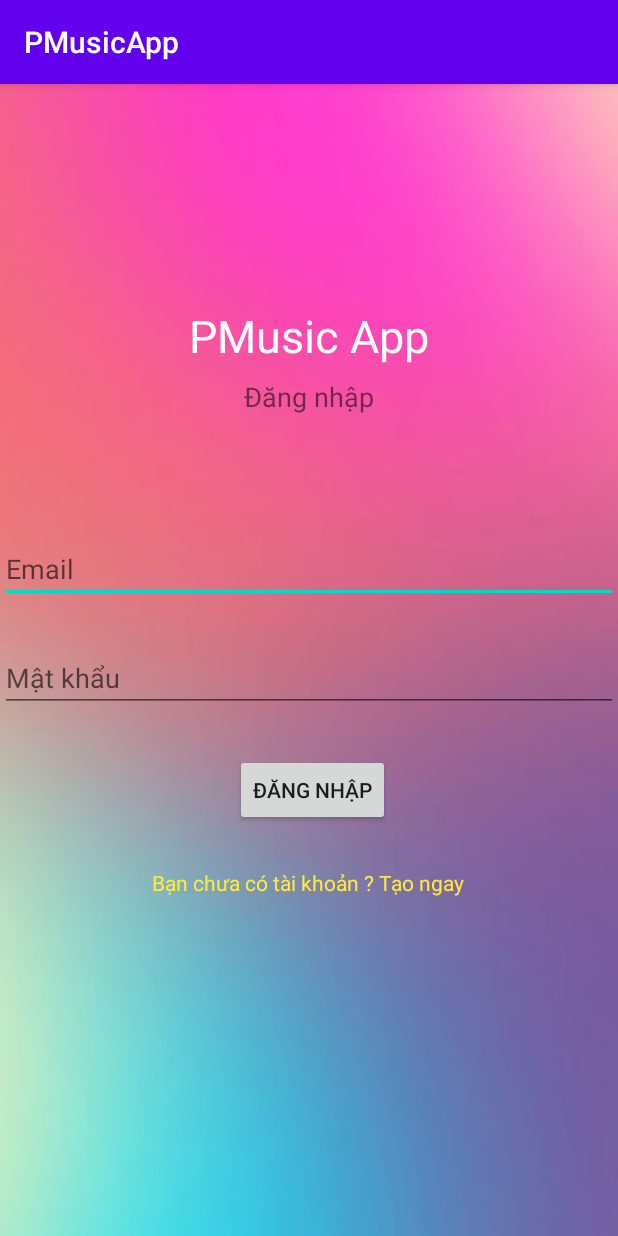
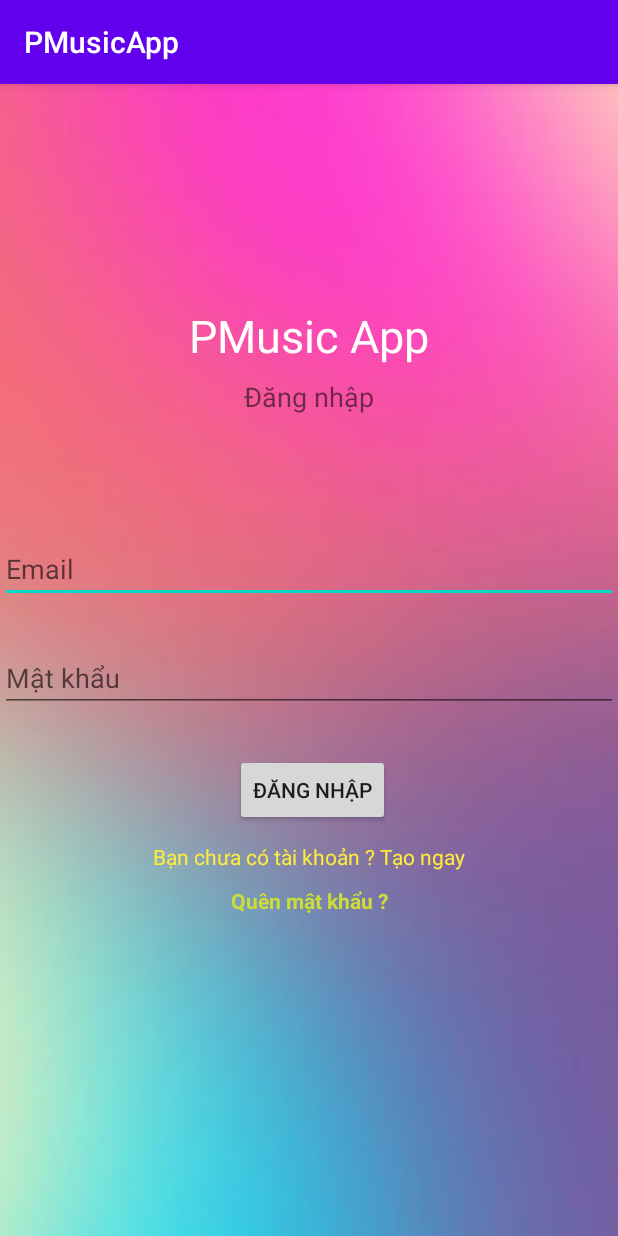
Before and after one commit to htrthang85/PMusicApp, an Android app: the Login screen opened directly, with no data from a screen before it, on a phone screen of 412 x 824 dp. Run offline under Robolectric (Android 15) with nearby library versions, the phone set to English and light mode, and no system bars; our stand-ins replace Firebase (no records; nobody signed in at launch, a user with empty details on screens opened directly).

```diff
--- a/app/src/main/res/layout/activity_login.xml
+++ b/app/src/main/res/layout/activity_login.xml
@@ -80,22 +80,35 @@
         android:textColor="#FFEB3B"
         app:layout_constraintBottom_toBottomOf="parent"
         app:layout_constraintEnd_toEndOf="parent"
-        app:layout_constraintHorizontal_bias="0.497"
         app:layout_constraintStart_toStartOf="parent"
         app:layout_constraintTop_toBottomOf="@+id/loginBtn"
-        app:layout_constraintVertical_bias="0.111" />
+        app:layout_constraintVertical_bias="0.042" />
 
     <ProgressBar
         android:id="@+id/progressBarLogin"
         style="?android:attr/progressBarStyle"
         android:layout_width="wrap_content"
         android:layout_height="wrap_content"
+        android:layout_marginTop="60dp"
         android:visibility="invisible"
         app:layout_constraintBottom_toBottomOf="parent"
         app:layout_constraintEnd_toEndOf="parent"
         app:layout_constraintHorizontal_bias="0.498"
         app:layout_constraintStart_toStartOf="parent"
         app:layout_constraintTop_toBottomOf="@+id/registerHere"
-        app:layout_constraintVertical_bias="0.156" />
+        app:layout_constraintVertical_bias="0.0" />
+
+    <TextView
+        android:id="@+id/forgotPassword"
+        android:layout_width="wrap_content"
+        android:layout_height="wrap_content"
+        android:text="Quên mật khẩu ?"
+        android:textColor="#CDDC39"
+        android:textStyle="bold"
+        app:layout_constraintBottom_toTopOf="@+id/progressBarLogin"
+        app:layout_constraintEnd_toEndOf="parent"
+        app:layout_constraintStart_toStartOf="parent"
+        app:layout_constraintTop_toBottomOf="@+id/registerHere"
+        app:layout_constraintVertical_bias="0.25" />
 
 </androidx.constraintlayout.widget.ConstraintLayout>
```
Also changed, not shown: app/src/main/java/com/example/pmusicapp/Login.java (+48 -1 lines).
